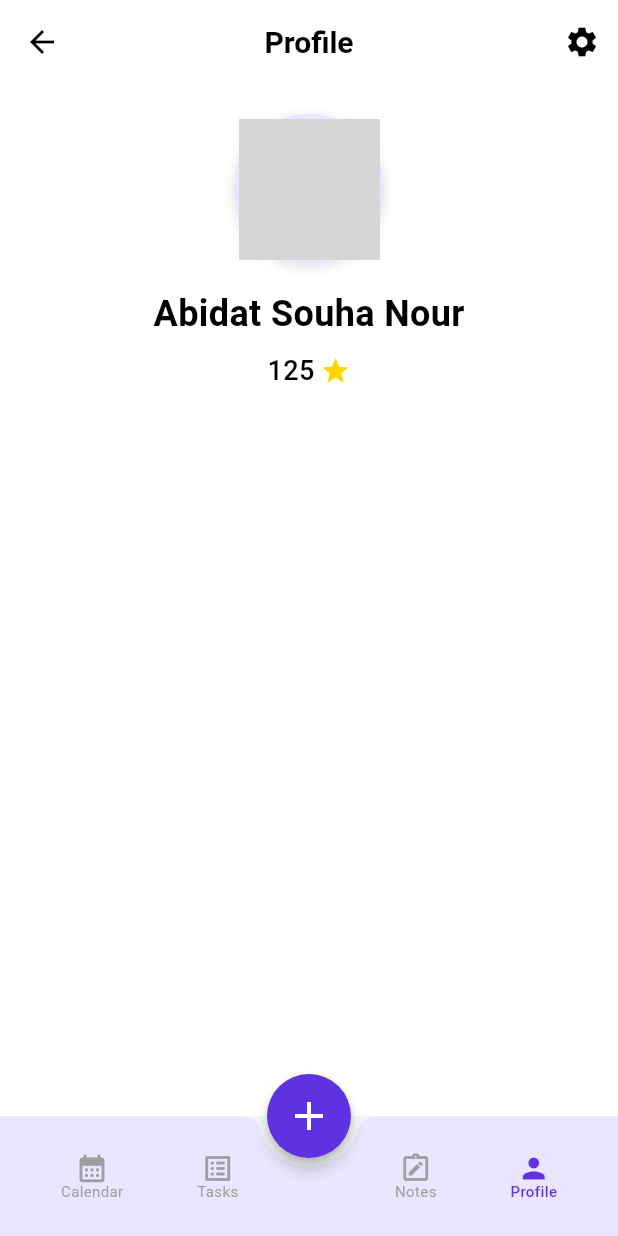
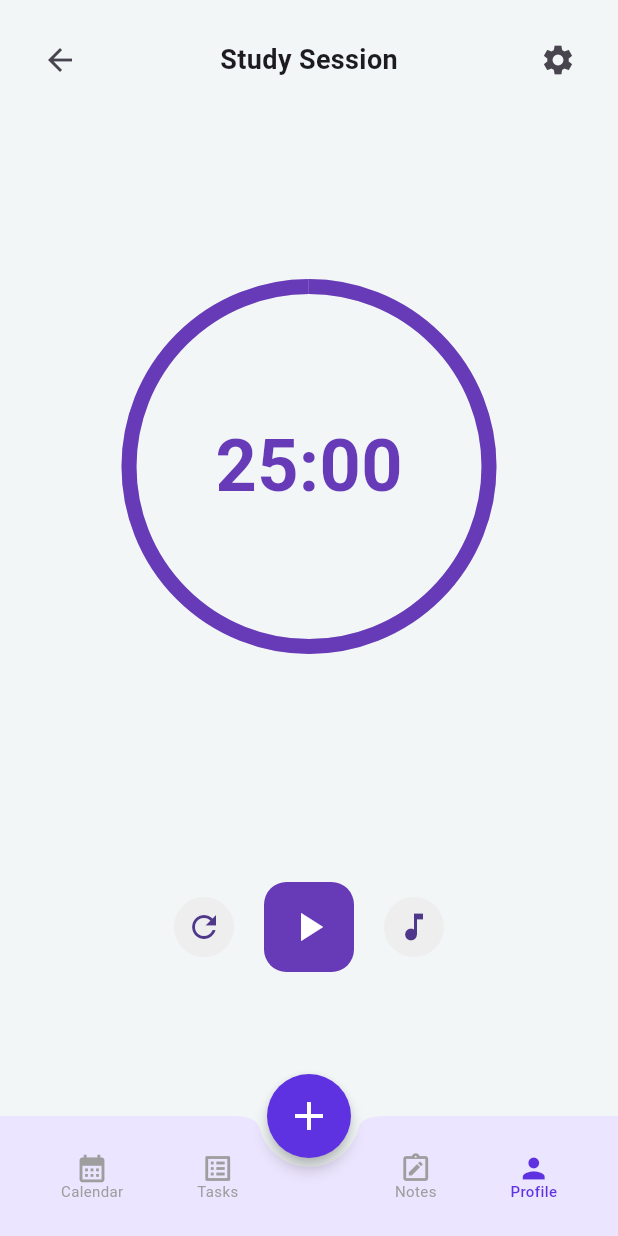
Before and after one commit to Marie-55/STMA_front, a Flutter app: the screen it shows after launch, item 4 of the bottom bar chosen, on a phone screen of 412 x 824 dp. Run offline on Flutter 3.47's test engine with Material 3 defaults, Android fonts, the phone set to English and light mode, and no system bars; our stand-ins replace equatable, flutter_bloc; network calls fail; grey boxes are pictures that could not be loaded.

Commit message:
implementation of pomodoro page

```diff
--- /dev/null
+++ b/lib/bloc/pomodoro/pomodoro_event.dart
@@ -0,0 +1,22 @@
+// blocs/pomodoro_event.dart
+import '../../models/pomodoro_settings.dart';
+
+abstract class PomodoroEvent {}
+
+class StartTimer extends PomodoroEvent {}
+
+class PauseTimer extends PomodoroEvent {}
+
+class ResetTimer extends PomodoroEvent {}
+
+class UpdateSettings extends PomodoroEvent {
+  final PomodoroSettings settings;
+
+  UpdateSettings(this.settings);
+}
+
+class TimerTick extends PomodoroEvent {
+  final int remainingSeconds;
+
+  TimerTick(this.remainingSeconds);
+}
--- /dev/null
+++ b/lib/bloc/pomodoro/pomodoro_state.dart
@@ -0,0 +1,45 @@
+// blocs/pomodoro_state.dart
+import '../../models/pomodoro_settings.dart';
+enum TimerStatus { initial, running, paused, finished }
+
+class PomodoroState {
+  final PomodoroSettings settings;
+  final TimerStatus status;
+  final int remainingSeconds;
+  final int completedPomodoros;
+
+  PomodoroState({
+    required this.settings,
+    this.status = TimerStatus.initial,
+    this.remainingSeconds = 0,
+    this.completedPomodoros = 0,
+  });
+
+  factory PomodoroState.initial() {
+    final settings = PomodoroSettings();
+    return PomodoroState(
+      settings: settings,
+      remainingSeconds: settings.focusTime * 60,
+    );
+  }
+
+  PomodoroState copyWith({
+    PomodoroSettings? settings,
+    TimerStatus? status,
+    int? remainingSeconds,
+    int? completedPomodoros,
+  }) {
+    return PomodoroState(
+      settings: settings ?? this.settings,
+      status: status ?? this.status,
+      remainingSeconds: remainingSeconds ?? this.remainingSeconds,
+      completedPomodoros: completedPomodoros ?? this.completedPomodoros,
+    );
+  }
+
+  String get timeLeftString {
+    final minutes = (remainingSeconds / 60).floor().toString().padLeft(2, '0');
+    final seconds = (remainingSeconds % 60).toString().padLeft(2, '0');
+    return '$minutes:$seconds';
+  }
+}
--- a/lib/main.dart
+++ b/lib/main.dart
@@ -3,6 +3,7 @@ import 'package:flutter_bloc/flutter_bloc.dart';
 import 'package:frontend/bloc/auth/auth_bloc.dart';
 import 'package:frontend/data/auth_repo.dart';
 import 'package:frontend/bloc/navigation/navigation_bloc.dart';
+import 'package:frontend/bloc/pomodoro/pomodoro_bloc.dart';
 import 'views/screens/main_layout.dart';
 
 void main() {
@@ -23,6 +24,10 @@ class MyApp extends StatelessWidget {
       ),
       home: MultiBlocProvider(
         providers: [
+          BlocProvider<PomodoroBloc>(
+            create: (context) => PomodoroBloc(),
+          ),
+
           BlocProvider<NavigationBloc>(
             create: (context) => NavigationBloc(),
           ),
--- /dev/null
+++ b/lib/models/pomodoro_settings.dart
@@ -0,0 +1,27 @@
+class PomodoroSettings {
+  final int focusTime; // in minutes
+  final int shortBreak; // in minutes
+  final int longBreak; // in minutes
+  final int longBreakInterval; // number of pomodoros before long break
+
+  PomodoroSettings({
+    this.focusTime = 25,
+    this.shortBreak = 5,
+    this.longBreak = 20,
+    this.longBreakInterval = 2,
+  });
+
+  PomodoroSettings copyWith({
+    int? focusTime,
+    int? shortBreak,
+    int? longBreak,
+    int? longBreakInterval,
+  }) {
+    return PomodoroSettings(
+      focusTime: focusTime ?? this.focusTime,
+      shortBreak: shortBreak ?? this.shortBreak,
+      longBreak: longBreak ?? this.longBreak,
+      longBreakInterval: longBreakInterval ?? this.longBreakInterval,
+    );
+  }
+}
--- a/lib/views/screens/main_layout.dart
+++ b/lib/views/screens/main_layout.dart
@@ -16,6 +16,8 @@ import 'welcome.dart';
 import 'signup.dart';
 import 'login.dart';
 import 'profile_screen.dart';
+import 'study_session_screen.dart';
+import 'pomodoro_settings_screen.dart';
 //import 'notes_screen.dart';
 //import 'profile_screen.dart';
 
@@ -27,9 +29,11 @@ class MainLayout extends StatelessWidget {
     const TasksScreen(),       // index 1 - Tasks
     const NotificationScreen(),// index 2 - Notifications
     const WelcomeScreen(),     // index 3 - Notes
-    const ProfileScreen(),
+    const StudySessionScreen(),
     const SignupScreen(),      // index 4 - Profile
     const LoginScreen(),       // index 5
+    const ProfileScreen(),
+    const PomodoroSettingsScreen(),
 
     //const NotesScreen(),
     //const ProfileScreen(),
--- /dev/null
+++ b/lib/views/screens/study_session_screen.dart
@@ -0,0 +1,157 @@
+// screens/study_session_screen.dart
+import 'package:flutter/material.dart';
+import 'package:flutter_bloc/flutter_bloc.dart';
+import '../../bloc/pomodoro/pomodoro_bloc.dart';
+import '../../bloc/pomodoro/pomodoro_state.dart';
+import '../../bloc/pomodoro/pomodoro_event.dart';
+import './pomodoro_settings_screen.dart';
+
+class StudySessionScreen extends StatelessWidget {
+  const StudySessionScreen({Key? key}) : super(key: key);
+
+  @override
+  Widget build(BuildContext context) {
+    return Scaffold(
+      body: BlocBuilder<PomodoroBloc, PomodoroState>(
+        builder: (context, state) {
+          return SafeArea(
+            child: Padding(
+              padding: const EdgeInsets.all(16.0),
+              child: Column(
+                children: [
+                  // App Bar
+                  Row(
+                    mainAxisAlignment: MainAxisAlignment.spaceBetween,
+                    children: [
+                      IconButton(
+                        icon: Icon(Icons.arrow_back),
+                        onPressed: () => Navigator.pop(context),
+                      ),
+                      Text(
+                        'Study Session',
+                        style: TextStyle(
+                          fontSize: 18,
+                          fontWeight: FontWeight.bold,
+                        ),
+                      ),
+                      IconButton(
+                        icon: Icon(Icons.settings),
+                        onPressed: () {
+                          final pomodoroBloc = context.read<PomodoroBloc>(); // ✅ SAFELY get the bloc
+
+                          showDialog(
+                            context: context,
+                            builder: (dialogContext) {
+                              return BlocProvider.value(
+                                value: pomodoroBloc,
+                                child: const PomodoroSettingsScreen(),
+                              );
+                            },
+                          );
+                        },
+
+                      ),
+                    ],
+                  ),
+
+                  Expanded(
+                    child: Center(
+                      child: _buildTimerCircle(state),
+                    ),
+                  ),
+
+                  // Controls
+                  SizedBox(height: 30),
+                  Row(
+                    mainAxisAlignment: MainAxisAlignment.center,
+                    children: [
+                      CircleAvatar(
+                        backgroundColor: Colors.grey.shade200,
+                        child: IconButton(
+                          icon: Icon(Icons.refresh),
+                          onPressed: () {
+                            context.read<PomodoroBloc>().add(ResetTimer());
+                          },
+                        ),
+                      ),
+                      SizedBox(width: 20),
+                      _buildPlayPauseButton(context, state),
+                      SizedBox(width: 20),
+                      CircleAvatar(
+                        backgroundColor: Colors.grey.shade200,
+                        child: IconButton(
+                          icon: Icon(Icons.music_note),
+                          onPressed: () {
+                            // Implementation for sound management
+                          },
+                        ),
+                      ),
+                    ],
+                  ),
+
+                  // Space for bottom navbar (not implemented per request)
+                  SizedBox(height: 80),
+                ],
+              ),
+            ),
+          );
+        },
+      ),
+    );
+  }
+
+  Widget _buildTimerCircle(PomodoroState state) {
+    return Container(
+      width: 240,
+      height: 240,
+      child: Stack(
+        alignment: Alignment.center,
+        children: [
+          SizedBox(
+            width: 240,
+            height: 240,
+            child: CircularProgressIndicator(
+              value: state.remainingSeconds / (state.settings.focusTime * 60),
+              strokeWidth: 10,
+              backgroundColor: Colors.deepPurple.withOpacity(0.2),
+              color: Colors.deepPurple,
+            ),
+          ),
+          Text(
+            state.timeLeftString,
+            style: TextStyle(
+              fontSize: 48,
+              fontWeight: FontWeight.bold,
+              color: Colors.deepPurple,
+            ),
+          ),
+        ],
+      ),
+    );
+  }
+
+  Widget _buildPlayPauseButton(BuildContext context, PomodoroState state) {
+    return Container(
+      width: 60,
+      height: 60,
+      decoration: BoxDecoration(
+        color: Colors.deepPurple,
+        borderRadius: BorderRadius.circular(15),
+      ),
+      child: IconButton(
+        icon: Icon(
+          state.status == TimerStatus.running ? Icons.pause : Icons.play_arrow,
+          color: Colors.white,
+          size: 32,
+        ),
+        onPressed: () {
+          if (state.status == TimerStatus.running) {
+            context.read<PomodoroBloc>().add(PauseTimer());
+          } else {
+            context.read<PomodoroBloc>().add(StartTimer());
+          }
+        },
+      ),
+    );
+  }
+}
```
Also changed, not shown: lib/bloc/pomodoro/pomodoro_bloc.dart (added, +77 -0 lines), lib/views/screens/pomodoro_settings_screen.dart (added, +252 -0 lines), pubspec.lock, 125 other files.
